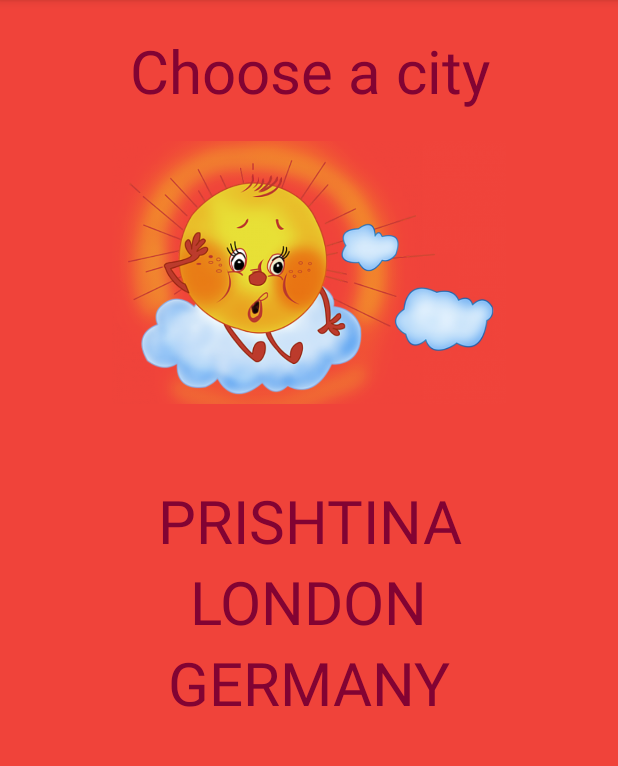
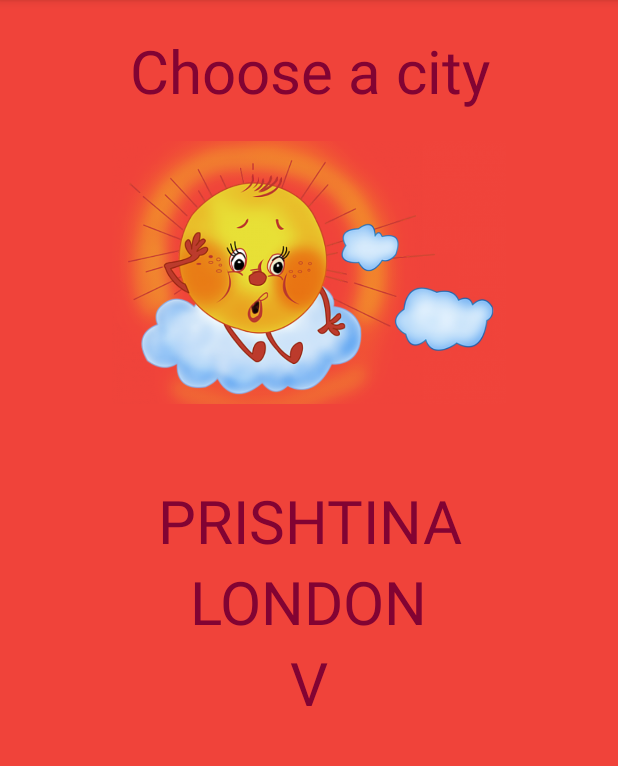
Before and after one commit to Cantouchdis/WeatherApp, an Android app: the screen it shows after launch (WeatherActivity), on a phone screen of 412 x 824 dp, the part 84-850 px from its top. Run offline under Robolectric (Android 15) with nearby library versions, the phone set to English and light mode, and no system bars.

Commit message:
Update strings.xml

```diff
--- a/app/src/main/res/values/strings.xml
+++ b/app/src/main/res/values/strings.xml
@@ -3,7 +3,7 @@
     <string name="choose_a_city">Choose a city</string>
     <string name="first_city">PRISHTINA</string>
     <string name="second_city">LONDON</string>
-    <string name="third_city">GERMANY</string>
+    <string name="third_city">V</string>
     <string name="weather_logo_desc">weather_logo</string>
     <string name="title_activity_city">CityActivity</string>
 </resources>
```
